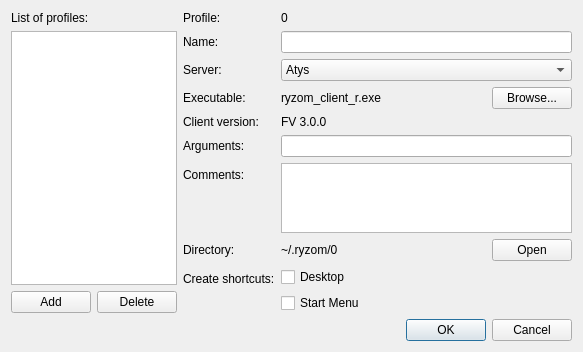
Before: the Qt Designer form code/ryzom/tools/client/ryzom_installer/ui/profilesdialog.ui in ryzom/ryzomcore, drawn with Qt 5.
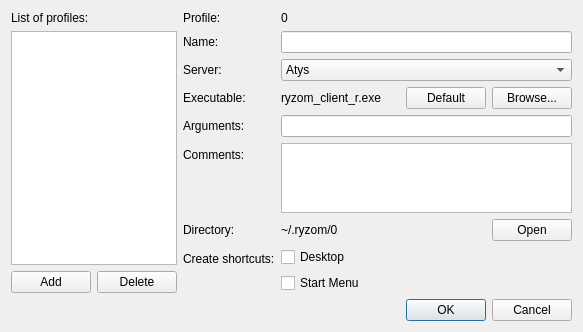
After: the same form once the commit is applied.

Commit message:
Changed: Display client version on the same line as filename and add a Default button to use default client
branch : develop

```diff
--- a/code/ryzom/tools/client/ryzom_installer/ui/profilesdialog.ui
+++ b/code/ryzom/tools/client/ryzom_installer/ui/profilesdialog.ui
@@ -7,7 +7,7 @@
     <x>0</x>
     <y>0</y>
     <width>583</width>
-    <height>348</height>
+    <height>329</height>
    </rect>
   </property>
   <property name="windowTitle">
@@ -119,7 +119,7 @@
         </widget>
        </item>
        <item row="3" column="1">
-        <layout class="QHBoxLayout" name="executableLayout" stretch="1,0">
+        <layout class="QHBoxLayout" name="executableLayout" stretch="1,0,0">
          <item>
           <widget class="QLabel" name="executablePathLabel">
            <property name="text">
@@ -127,6 +127,13 @@
            </property>
           </widget>
          </item>
+         <item>
+          <widget class="QPushButton" name="executableDefaultButton">
+           <property name="text">
+            <string>Default</string>
+           </property>
+          </widget>
+         </item>
          <item>
           <widget class="QPushButton" name="executableBrowseButton">
            <property name="text">
@@ -137,37 +144,23 @@
         </layout>
        </item>
        <item row="4" column="0">
-        <widget class="QLabel" name="clientVersionLabel">
-         <property name="text">
-          <string>Client version:</string>
-         </property>
-        </widget>
-       </item>
-       <item row="4" column="1">
-        <widget class="QLabel" name="executableVersionLabel">
-         <property name="text">
-          <string>FV 3.0.0</string>
-         </property>
-        </widget>
-       </item>
-       <item row="5" column="0">
         <widget class="QLabel" name="argumentsLabel">
          <property name="text">
           <string>Arguments:</string>
          </property>
         </widget>
        </item>
-       <item row="5" column="1">
+       <item row="4" column="1">
         <widget class="QLineEdit" name="argumentsEdit"/>
        </item>
-       <item row="6" column="0">
+       <item row="5" column="0">
         <widget class="QLabel" name="commentsLabel">
          <property name="text">
           <string>Comments:</string>
          </property>
         </widget>
        </item>
-       <item row="6" column="1">
+       <item row="5" column="1">
         <widget class="QPlainTextEdit" name="commentsEdit">
          <property name="sizePolicy">
           <sizepolicy hsizetype="Expanding" vsizetype="Expanding">
@@ -177,14 +170,14 @@
          </property>
         </widget>
        </item>
-       <item row="7" column="0">
+       <item row="6" column="0">
         <widget class="QLabel" name="directoryLabel">
          <property name="text">
           <string>Directory:</string>
          </property>
         </widget>
        </item>
-       <item row="7" column="1">
+       <item row="6" column="1">
         <layout class="QHBoxLayout" name="horizontalLayout" stretch="1,0">
          <item>
           <widget class="QLabel" name="directoryPathLabel">
@@ -202,14 +195,14 @@
          </item>
         </layout>
        </item>
-       <item row="8" column="0">
+       <item row="7" column="0">
         <widget class="QLabel" name="shortcutsLabel">
          <property name="text">
           <string>Create shortcuts:</string>
          </property>
         </widget>
        </item>
-       <item row="8" column="1">
+       <item row="7" column="1">
         <layout class="QVBoxLayout" name="shortcutsLayout">
          <item>
           <widget class="QCheckBox" name="desktopShortcutCheckBox">
```
The commit also changes 2 other files.
